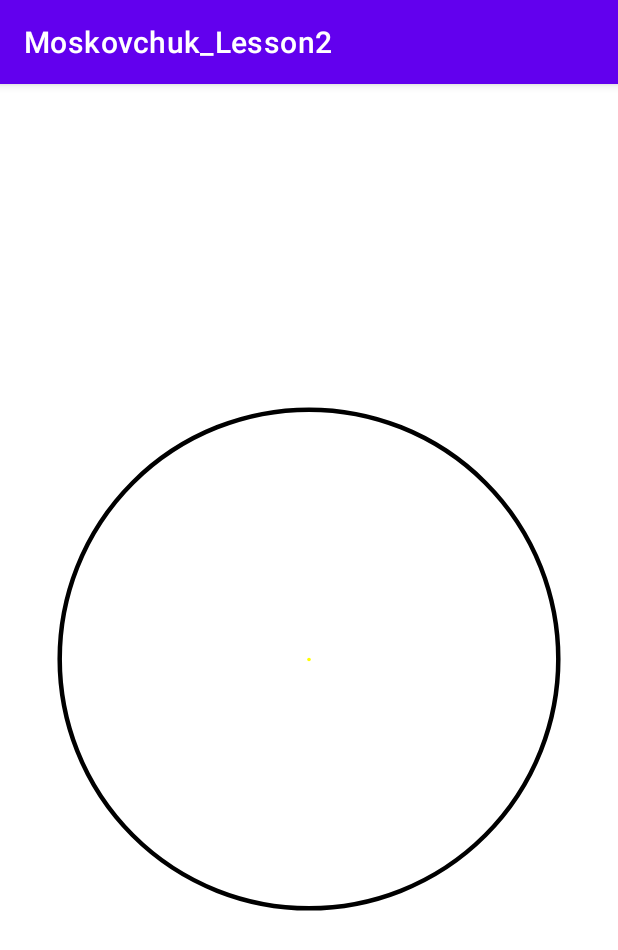
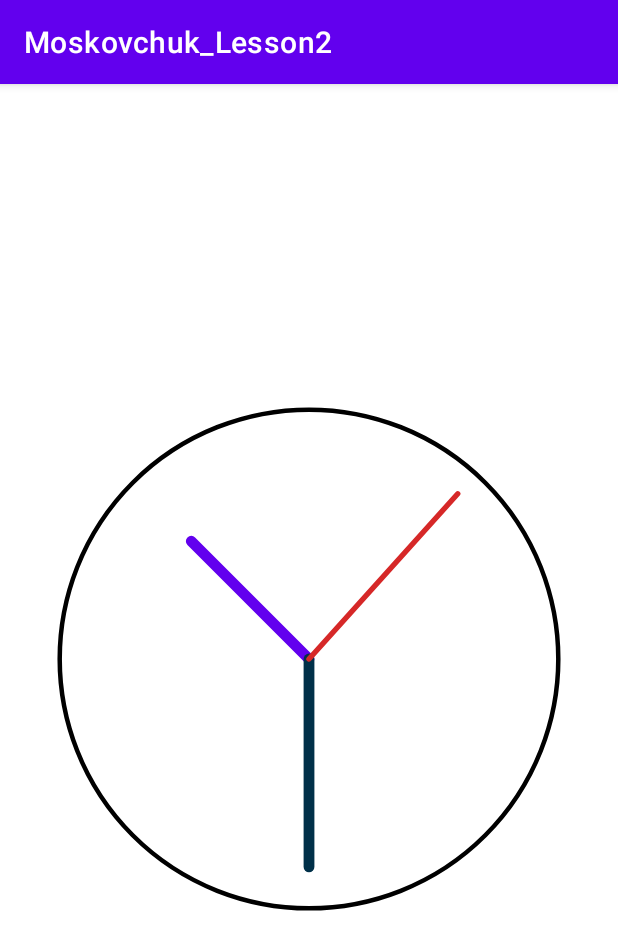
Before and after one commit to AlenaMos19/Moskovchuk_Lessons, an Android app: the screen it shows after launch (MainActivity), on a phone screen of 412 x 824 dp. Shown: the top 950 px of the screen. Run offline under Robolectric (Android 15) with nearby library versions, the light colour scheme and no system bars.

Commit message:
fix bugs and completed app

```diff
--- a/app/src/main/java/com/example/moskovchuk_lesson2/ClockView.kt
+++ b/app/src/main/java/com/example/moskovchuk_lesson2/ClockView.kt
@@ -4,9 +4,10 @@ import android.content.Context
 import android.graphics.Canvas
 import android.graphics.Color
 import android.graphics.Paint
-import android.graphics.Rect
 import android.util.AttributeSet
+import android.util.TypedValue
 import android.view.View
+import androidx.core.content.ContextCompat
 import java.lang.Math.min
 import java.util.*
 import kotlin.math.cos
@@ -24,8 +25,6 @@ class ClockView(
     private var mHeight: Int = 0
     private var mWight: Int = 0
 
-    private val mClockHours = intArrayOf(1, 2, 3, 4, 5, 6, 7, 8, 9, 10, 11, 12)
-
     private var clockInnerPadding: Int = 0
 
     private var mRadius: Int = 0
@@ -34,7 +33,16 @@ class ClockView(
 
     private var isInitialized: Boolean = false
 
-    private val mRect = Rect()
+    private val handSize = TypedValue.applyDimension(TypedValue.COMPLEX_UNIT_DIP, 4f, context.resources.displayMetrics)
+
+    private var borderColor = ContextCompat.getColor(context, R.color.defaultBorderColor)
+    private var hourHandsColor = ContextCompat.getColor(context, R.color.defaultHourHandsColor)
+    private var minHandsColor = ContextCompat.getColor(context, R.color.defaultMinHandsColor)
+    private var secondsHandColor = ContextCompat.getColor(context, R.color.defaultSecondsHandsColor)
+
+    init {
+        setUpAttributes(attributeSet)
+    }
 
     override fun onDraw(canvas: Canvas?) {
         super.onDraw(canvas)
@@ -45,14 +53,32 @@ class ClockView(
 
         drawClockShape(canvas)
 
-        drawNumerals(canvas)
+        drawHands(canvas)
+    }
 
-        drawNumerals(canvas)
+    fun setBorderColor(value: Int) {
+        borderColor = ContextCompat.getColor(context, value)
+    }
 
-        drawHands(canvas)
+    fun setMinHandsColor(value: Int) {
+        minHandsColor = ContextCompat.getColor(context, value)
+    }
+    fun setHourHandsColor(value: Int) {
+        hourHandsColor = ContextCompat.getColor(context, value)
+    }
 
-        drawCenterCircle(canvas)
+    fun setSecondsHandColor(value: Int) {
+        secondsHandColor = ContextCompat.getColor(context, value)
+    }
+    private fun setUpAttributes(attributes: AttributeSet?) {
+        val typedArray = context.theme.obtainStyledAttributes(attributes, R.styleable.ClockView, 0, 0)
 
+        borderColor = ContextCompat.getColor(context, typedArray.getResourceId(R.styleable.ClockView_borderColor, R.color.defaultBorderColor))
+        minHandsColor = ContextCompat.getColor(context, typedArray.getResourceId(R.styleable.ClockView_minHandsColor, R.color.defaultMinHandsColor))
+        hourHandsColor = ContextCompat.getColor(context, typedArray.getResourceId(R.styleable.ClockView_hourHandsColor, R.color.defaultHourHandsColor))
+        secondsHandColor = ContextCompat.getColor(context, typedArray.getResourceId(R.styleable.ClockView_secondsHandColor, R.color.defaultSecondsHandsColor))
+
+        typedArray.recycle()
     }
 
     private fun initialize(){
@@ -79,28 +105,6 @@ class ClockView(
         mPaint.reset()
     }
 
-    private fun drawNumerals(canvas: Canvas?) {
-        mPaint.textSize = 2f
-        mPaint.isFakeBoldText = true
-        mPaint.color = Color.BLACK
-
-
-        for (hour in mClockHours) {
-            var tmp = hour.toString()
-
-            mPaint.getTextBounds(tmp, 0, tmp.length, mRect)
-            val angle = Math.PI / 6 * (hour - 3)
-            val x = (mWight / 2 + cos(angle) * mRadius - mRect.width() / 2).toFloat()
-            val y = ((mHeight / 2).toDouble() + sin(angle) * mRadius + (mRect.height() / 2)).toFloat()
-
-            if (listOf(12, 3, 6, 9).contains(hour)) {
-                canvas?.drawText(tmp, x, y, mPaint)
-            } else {
-                canvas?.drawText("·", x, y, mPaint)
-            }
-        }
-    }
-
     private fun drawHands(canvas: Canvas?) {
         val calendar = Calendar.getInstance()
         val hour = calendar.get(Calendar.HOUR)
@@ -123,14 +127,23 @@ class ClockView(
                 HandType.MINUTE -> mRadius - mRadius / 6
                 HandType.SECONDS -> mRadius - mRadius / 9
             }
-        }
+            mPaint.color =
+                when (handType)
+                {HandType.SECONDS -> secondsHandColor
+                 HandType.HOUR -> hourHandsColor
+                    else -> {minHandsColor}
+                }
+            mPaint.strokeWidth = if (handType == HandType.SECONDS) handSize else handSize * 2
+            mPaint.strokeCap = Paint.Cap.ROUND
 
-        private fun drawCenterCircle(canvas: Canvas?) {
-            mPaint.color = Color.YELLOW
-            canvas?.drawCircle(mWight / 2f, mHeight / 2f, 2f, mPaint)
+            canvas?.drawLine(
+                (mWight / 2).toFloat(),
+                (mHeight / 2).toFloat(),
+                (mWight / 2 + cos(angle) * handRadius).toFloat(),
+                (mHeight / 2 + sin(angle) * handRadius).toFloat(),
+                mPaint
+            )
         }
 
         private enum class HandType { HOUR, MINUTE, SECONDS }
-
-
 }
```
